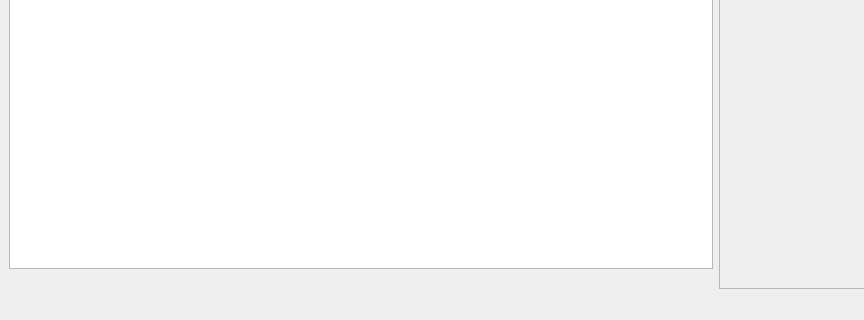
AllYarnsAreBeautiful/ayab-desktop, file src/main/python/ayab/ayab_gui.ui: the form before one commit; both pictures show x 0 to 864 and y 580 to 900 of the 1008 by 900 pixel window.
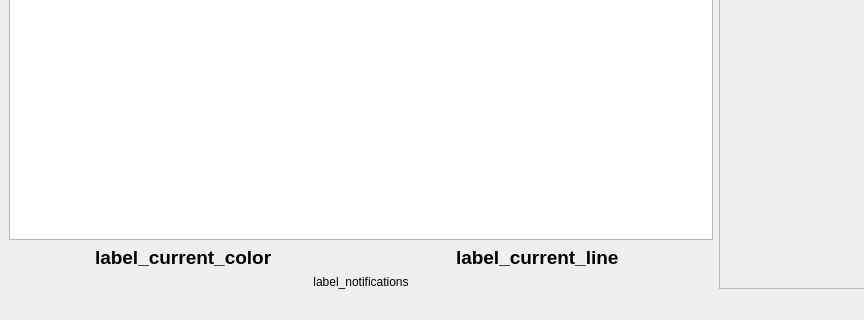
The form after the commit.

Commit message: [#226] Showing current color identifier in GUI

The edit to the form file:
```diff
--- a/src/main/python/ayab/ayab_gui.ui
+++ b/src/main/python/ayab/ayab_gui.ui
@@ -15,6 +15,66 @@
   </property>
   <widget class="QWidget" name="centralwidget">
    <layout class="QGridLayout" name="gridLayout">
+    <item row="0" column="0" rowspan="3">
+     <layout class="QVBoxLayout" name="image_side_panel">
+      <property name="spacing">
+       <number>6</number>
+      </property>
+      <item>
+       <widget class="QGraphicsView" name="image_pattern_view"/>
+      </item>
+      <item>
+       <layout class="QHBoxLayout" name="progressLayout">
+        <property name="spacing">
+         <number>2</number>
+        </property>
+        <item>
+         <layout class="QHBoxLayout" name="horizontalLayout">
+          <item alignment="Qt::AlignHCenter|Qt::AlignVCenter">
+           <widget class="QLabel" name="label_current_color">
+            <property name="font">
+             <font>
+              <pointsize>14</pointsize>
+              <weight>75</weight>
+              <bold>true</bold>
+              <kerning>true</kerning>
+             </font>
+            </property>
+            <property name="text">
+             <string>label_current_color</string>
+            </property>
+           </widget>
+          </item>
+         </layout>
+        </item>
+        <item alignment="Qt::AlignHCenter|Qt::AlignVCenter">
+         <widget class="QLabel" name="label_current_line">
+          <property name="font">
+           <font>
+            <pointsize>14</pointsize>
+            <weight>75</weight>
+            <bold>true</bold>
+           </font>
+          </property>
+          <property name="text">
+           <string>label_current_line</string>
+          </property>
+         </widget>
+        </item>
+       </layout>
+      </item>
+      <item>
+       <widget class="QLabel" name="label_notifications">
+        <property name="text">
+         <string>label_notifications</string>
+        </property>
+        <property name="alignment">
+         <set>Qt::AlignCenter</set>
+        </property>
+       </widget>
+      </item>
+     </layout>
+    </item>
     <item row="0" column="1" rowspan="3">
      <widget class="QScrollArea" name="assistant_dock">
       <property name="enabled">
@@ -232,26 +292,6 @@
       </widget>
      </widget>
     </item>
-    <item row="0" column="0" rowspan="3">
-     <layout class="QVBoxLayout" name="image_side_panel">
-      <property name="spacing">
-       <number>6</number>
-      </property>
-      <item>
-       <widget class="QGraphicsView" name="image_pattern_view"/>
-      </item>
-      <item>
-       <widget class="QLabel" name="notification_label">
-        <property name="text">
-         <string/>
-        </property>
-        <property name="alignment">
-         <set>Qt::AlignCenter</set>
-        </property>
-       </widget>
-      </item>
-     </layout>
-    </item>
    </layout>
   </widget>
   <widget class="QMenuBar" name="menubar">
```
Left out of the diff: 2 changed lines with no effect on the pictures. The commit also changes 3 other files.
